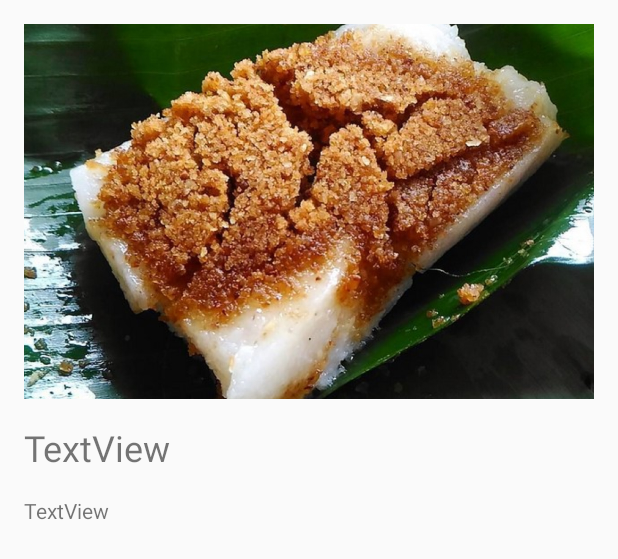
After one commit to daniszaidan/Khas-Tegal, an Android app: the layout activity_detail.xml on its own in the app's theme, with its tools: preview values and no code run, on a phone screen of 412 x 824 dp. The commit adds this screen. Shown: the top 559 px of the screen. Run offline under Robolectric (Android 15) with nearby library versions, the phone set to English and light mode, and no system bars.

Commit message:
Intent to DetailActivity

```diff
--- a/app/src/main/AndroidManifest.xml
+++ b/app/src/main/AndroidManifest.xml
@@ -9,6 +9,7 @@
         android:roundIcon="@mipmap/ic_launcher_round"
         android:supportsRtl="true"
         android:theme="@style/AppTheme">
+        <activity android:name=".DetailActivity" android:parentActivityName=".MainActivity"></activity>
         <activity android:name=".MainActivity">
             <intent-filter>
                 <action android:name="android.intent.action.MAIN" />
--- a/app/src/main/java/org/d3ifcool/khastegal/MainActivity.java
+++ b/app/src/main/java/org/d3ifcool/khastegal/MainActivity.java
@@ -5,6 +5,7 @@ import androidx.recyclerview.widget.LinearLayoutManager;
 import androidx.recyclerview.widget.RecyclerView;
 
 import android.os.Bundle;
+import android.widget.Toast;
 
 import java.util.ArrayList;
 
@@ -26,5 +27,8 @@ public class MainActivity extends AppCompatActivity {
         rvMakanan.setLayoutManager(new LinearLayoutManager(this));
         MakananAdapter makananAdapter= new MakananAdapter(list);
         rvMakanan.setAdapter(makananAdapter);
+
+
     }
+
 }
--- /dev/null
+++ b/app/src/main/res/layout/activity_detail.xml
@@ -0,0 +1,55 @@
+<?xml version="1.0" encoding="utf-8"?>
+
+<ScrollView xmlns:android="http://schemas.android.com/apk/res/android"
+    xmlns:app="http://schemas.android.com/apk/res-auto"
+    xmlns:tools="http://schemas.android.com/tools"
+    android:layout_width="match_parent"
+    android:layout_height="wrap_content"
+    tools:context=".DetailActivity">
+
+    <androidx.constraintlayout.widget.ConstraintLayout
+        android:layout_width="match_parent"
+        android:layout_height="wrap_content">
+
+        <ImageView
+            android:id="@+id/imageView"
+            android:layout_width="0dp"
+            android:layout_height="250dp"
+            android:layout_marginStart="16dp"
+            android:layout_marginTop="16dp"
+            android:layout_marginEnd="16dp"
+            android:scaleType="centerCrop"
+            app:layout_constraintEnd_toEndOf="parent"
+            app:layout_constraintStart_toStartOf="parent"
+            app:layout_constraintTop_toTopOf="parent"
+            app:srcCompat="@drawable/gemblongocaracir" />
+
+        <TextView
+            android:id="@+id/tv_name"
+            android:layout_width="0dp"
+            android:layout_height="wrap_content"
+            android:layout_marginStart="16dp"
+            android:layout_marginTop="16dp"
+            android:layout_marginEnd="16dp"
+            android:text="TextView"
+            android:textSize="24sp"
+            app:layout_constraintEnd_toEndOf="parent"
+            app:layout_constraintStart_toStartOf="parent"
+            app:layout_constraintTop_toBottomOf="@+id/imageView" />
+
+        <TextView
+            android:id="@+id/tv_detail"
+            android:layout_width="0dp"
+            android:layout_height="wrap_content"
+            android:layout_marginStart="16dp"
+            android:layout_marginTop="16dp"
+            android:layout_marginEnd="16dp"
+            android:layout_marginBottom="16dp"
+            android:text="TextView"
+            app:layout_constraintBottom_toBottomOf="parent"
+            app:layout_constraintEnd_toEndOf="parent"
+            app:layout_constraintStart_toStartOf="parent"
+            app:layout_constraintTop_toBottomOf="@+id/tv_name" />
+
+    </androidx.constraintlayout.widget.ConstraintLayout>
+</ScrollView>
```
Also changed, not shown: app/src/main/java/org/d3ifcool/khastegal/DetailActivity.java (added, +33 -0 lines), app/src/main/java/org/d3ifcool/khastegal/MakananAdapter.java (+26 -4 lines), app/src/main/res/layout/list_item.xml (+20 -6 lines).
